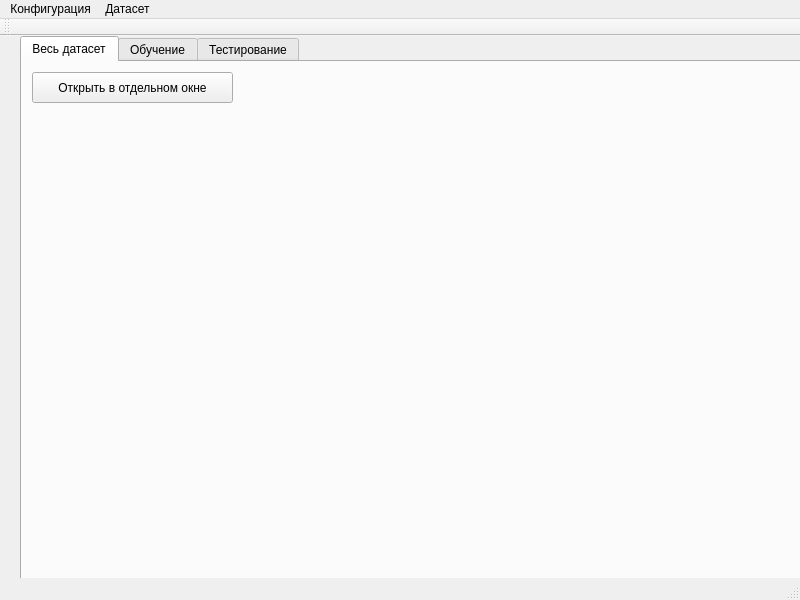
Above: prog/mainwindow.ui from BolotinDaniil/RSATU2017_NCSCourseWork before the change. Below: the same form after it.
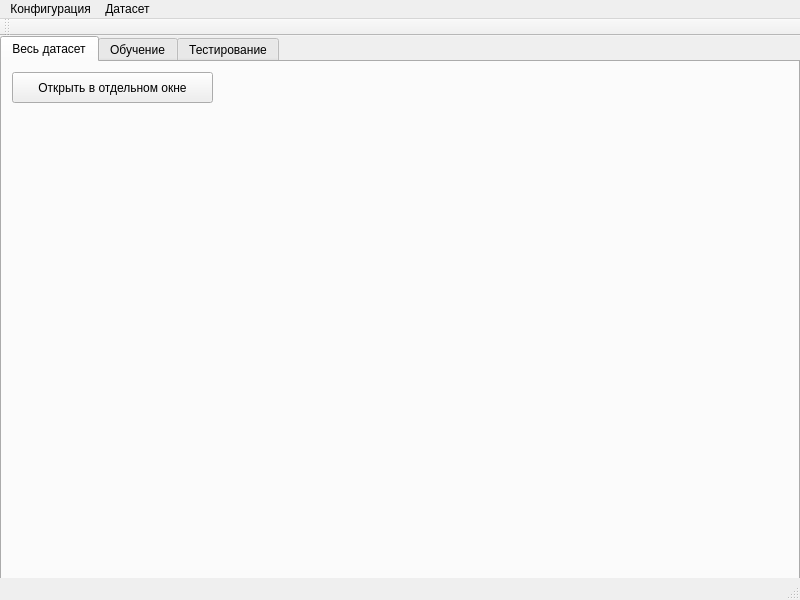
That is the form after the change.

What changed in the file:
```diff
--- a/prog/mainwindow.ui
+++ b/prog/mainwindow.ui
@@ -17,7 +17,7 @@
    <widget class="QTabWidget" name="tabWidget">
     <property name="geometry">
      <rect>
-      <x>20</x>
+      <x>0</x>
       <y>0</y>
       <width>800</width>
       <height>600</height>
```
